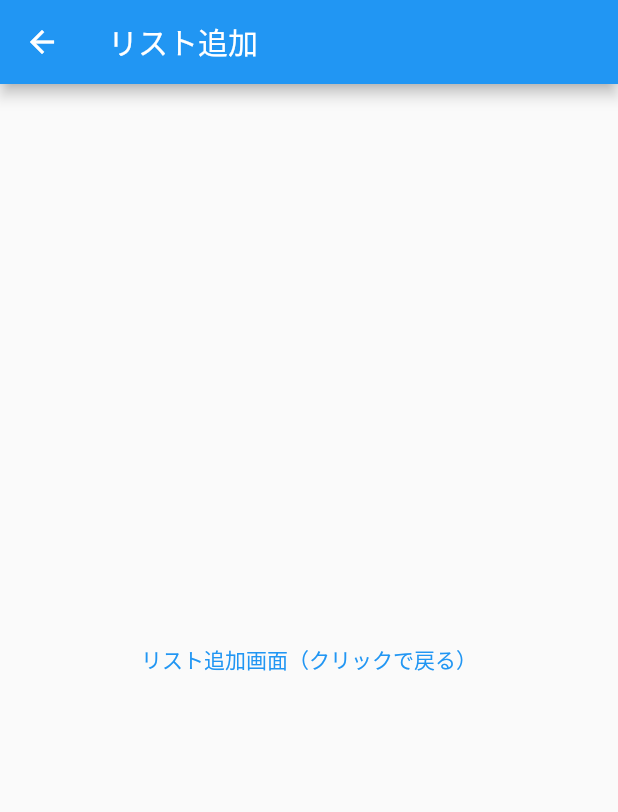
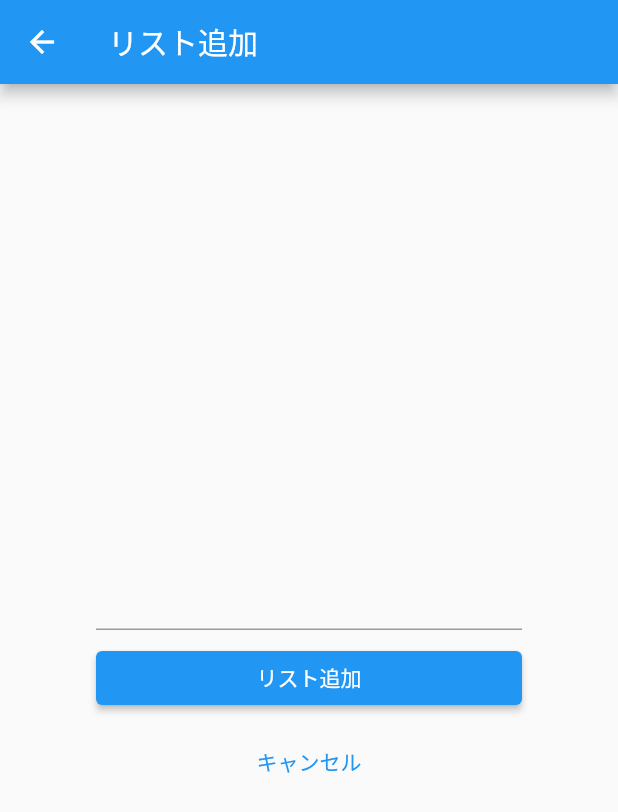
Before and after one commit to keu-5/my_app, a Flutter app: the screen it shows after launch, after a tap on the "add" icon, on a phone screen of 412 x 824 dp. Shown: the top 812 px of the screen. Run offline on Flutter 3.47's test engine with Material 2 defaults, Android fonts, the phone set to English and light mode, and no system bars.

Commit message:
update todolist

```diff
--- a/lib/main.dart
+++ b/lib/main.dart
@@ -1,104 +1,146 @@
 import 'package:flutter/material.dart';
 
-//main関数
-void main() => runApp(const MyTodoApp());
+void main() {
+  // 最初に表示するWidget
+  runApp(MyTodoApp());
+}
 
 class MyTodoApp extends StatelessWidget {
-  const MyTodoApp({Key? key}) : super(key: key);
-
   @override
   Widget build(BuildContext context) {
     return MaterialApp(
-      //アプリ名
+      // 右上に表示される"debug"ラベルを消す
+      debugShowCheckedModeBanner: false,
+      // アプリ名
       title: 'My Todo App',
       theme: ThemeData(
-        //テーマカラー
+        // テーマカラー
         primarySwatch: Colors.blue,
+        visualDensity: VisualDensity.adaptivePlatformDensity,
       ),
-      //リスト一覧画面を表示
-      home: const TodoListPage(),
+      // リスト一覧画面を表示
+      home: TodoListPage(),
     );
   }
 }
 
-//リスト一覧画面用ウィジェット
-class TodoListPage extends StatelessWidget {
-  const TodoListPage({Key? key}) : super(key: key);
+// リスト一覧画面用Widget
+class TodoListPage extends StatefulWidget {
+  @override
+  _TodoListPageState createState() => _TodoListPageState();
+}
+
+class _TodoListPageState extends State<TodoListPage> {
+  // Todoリストのデータ
+  List<String> todoList = [];
 
   @override
   Widget build(BuildContext context) {
-    return  Scaffold(
-      //AppBarを表示し、タイトルも設定
+    return Scaffold(
+      // AppBarを表示し、タイトルも設定
       appBar: AppBar(
-        title: const Text('リスト一覧'),
+        title: Text('リスト一覧'),
       ),
-
-      //listviewと使いリスト一覧を表示
-      body: ListView(
-        children: const <Widget>[
-          Card(
+      // データを元にListViewを作成
+      body: ListView.builder(
+        itemCount: todoList.length,
+        itemBuilder: (context, index) {
+          return Card(
             child: ListTile(
-              title: Text('ニンジンを買う'),
+              title: Text(todoList[index]),
             ),
-          ),
-
-          Card(
-            child: ListTile(
-              title: Text('玉ねぎを買う'),
-            ),
-          ),
-
-          Card(
-            child: ListTile(
-              title: Text('ジャガイモを買う'),
-            ),
-          ),
-
-          Card(
-            child: ListTile(
-              title: Text('カレールーを買う'),
-            ),
-          ),
-        ],
+          );
+        },
       ),
-
       floatingActionButton: FloatingActionButton(
-        onPressed: () {
+        onPressed: () async {
           // "push"で新規画面に遷移
-          Navigator.of(context).push(
+          // リスト追加画面から渡される値を受け取る
+          final newListText = await Navigator.of(context).push(
             MaterialPageRoute(builder: (context) {
-              return const TodoAddPage();
+              // 遷移先の画面としてリスト追加画面を指定
+              return TodoAddPage();
             }),
           );
+          if (newListText != null) {
+            // キャンセルした場合は newListText が null となるので注意
+            setState(() {
+              // リスト追加
+              todoList.add(newListText);
+            });
+          }
         },
-
-        child: const Icon(Icons.add),
+        child: Icon(Icons.add),
       ),
     );
   }
 }
 
-//リスト追加画面用ウィジェット
-class TodoAddPage extends StatelessWidget {
-  const TodoAddPage({Key? key}) : super(key: key);
+class TodoAddPage extends StatefulWidget {
+  @override
+  _TodoAddPageState createState() => _TodoAddPageState();
+}
 
+class _TodoAddPageState extends State<TodoAddPage> {
+  // 入力されたテキストをデータとして持つ
+  String _text = '';
+
+  // データを元に表示するWidget
   @override
   Widget build(BuildContext context) {
     return Scaffold(
       appBar: AppBar(
-        title: const Text('リスト追加'),
+        title: Text('リスト追加'),
       ),
-
-      //NOTE:リスト追加フォームを表示する https://www.flutter-study.dev/todo-app/add-page
-      body: Center(
-        child: TextButton(
-          //ボタンをクリックしたときの処理
-          onPressed: () {
-            // "pop"で前の画面に戻る
-            Navigator.of(context).pop();
-          },
-
-          child: const Text('リスト追加画面（クリックで戻る）'),
+      body: Container(
+        // 余白を付ける
+        padding: EdgeInsets.all(64),
+        child: Column(
+          mainAxisAlignment: MainAxisAlignment.center,
+          children: <Widget>[
+            // 入力されたテキストを表示
+            Text(_text, style: TextStyle(color: Colors.blue)),
+            const SizedBox(height: 8),
+            // テキスト入力
+            TextField(
+              // 入力されたテキストの値を受け取る（valueが入力されたテキスト）
+              onChanged: (String value) {
+                // データが変更したことを知らせる（画面を更新する）
+                setState(() {
+                  // データを変更
+                  _text = value;
+                });
+              },
+            ),
+            const SizedBox(height: 8),
+            Container(
+              // 横幅いっぱいに広げる
+              width: double.infinity,
+              // リスト追加ボタン
+              child: ElevatedButton(
+                onPressed: () {
+                  // "pop"で前の画面に戻る
+                  // "pop"の引数から前の画面にデータを渡す
+                  Navigator.of(context).pop(_text);
+                },
+                child: Text('リスト追加', style: TextStyle(color: Colors.white)),
+              ),
+            ),
+            const SizedBox(height: 8),
+            Container(
+              // 横幅いっぱいに広げる
+              width: double.infinity,
+              // キャンセルボタン
+              child: TextButton(
+                // ボタンをクリックした時の処理
+                onPressed: () {
+                  // "pop"で前の画面に戻る
+                  Navigator.of(context).pop();
+                },
+                child: Text('キャンセル'),
+              ),
+            ),
+          ],
         ),
       ),
     );
```
Also changed, not shown: 2 other files.
